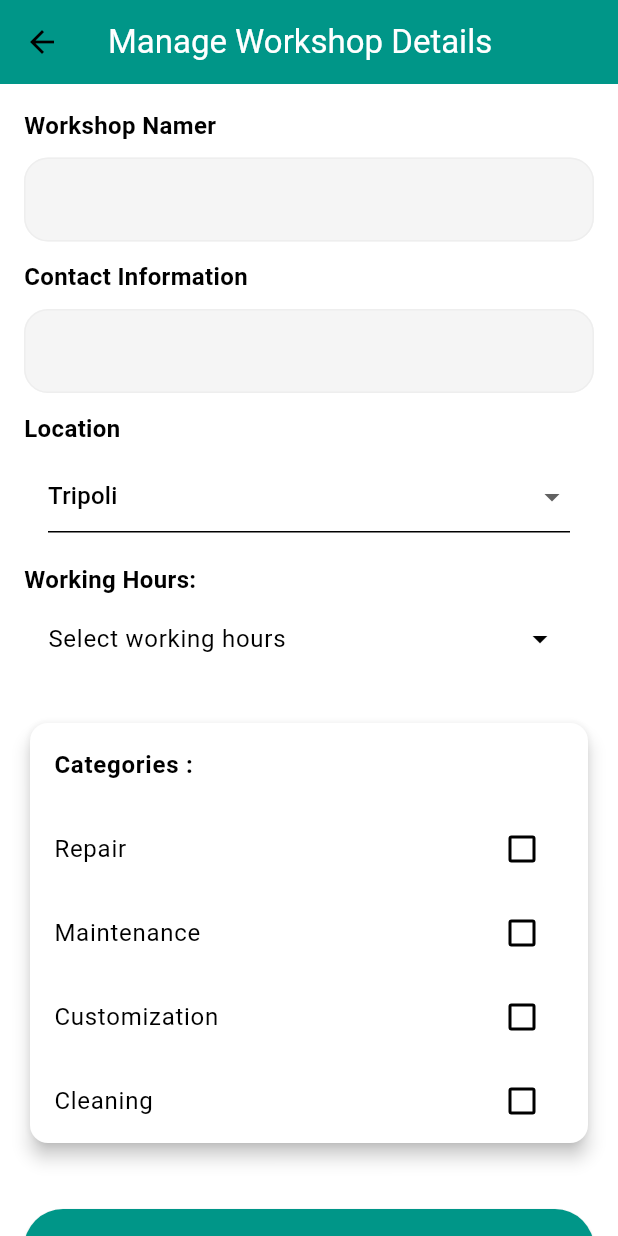
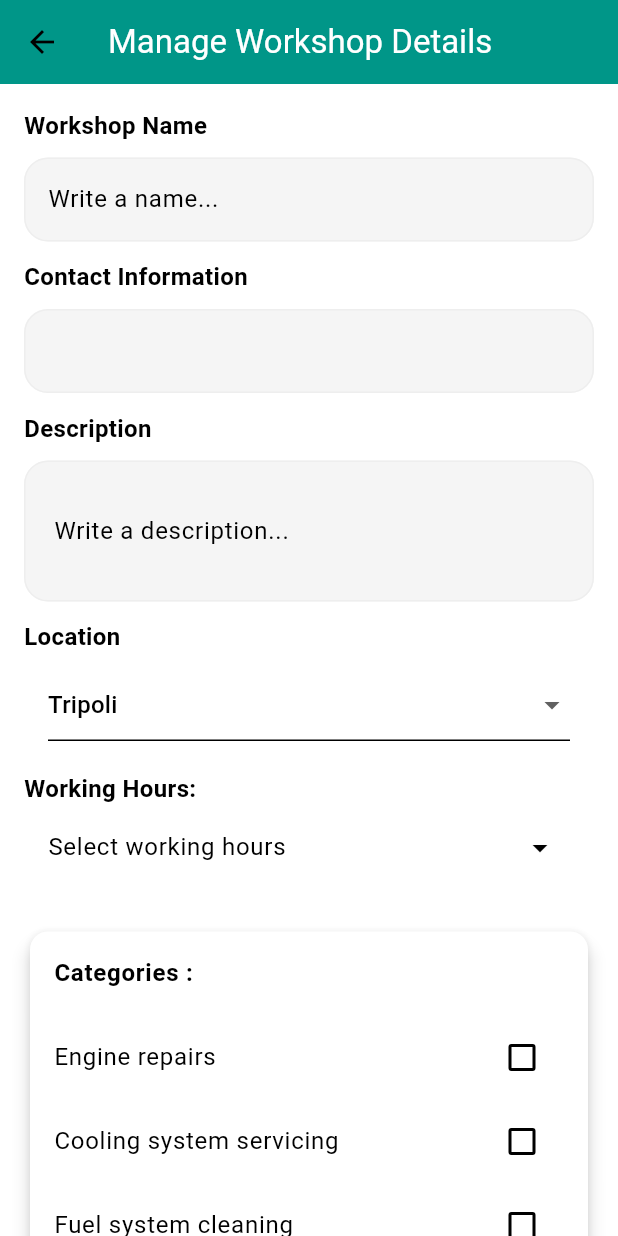
Before and after one commit to ZahreddenZromly/Quadro, a Flutter app: the WorkshopDetailsPage screen opened directly, on a phone screen of 412 x 824 dp. Run offline on Flutter 3.47's test engine with Material 3 defaults, Android fonts, the phone set to English and light mode, and no system bars; our stand-ins replace cloud_firestore, firebase_auth, firebase_core, flutter_rating_bar, google_nav_bar, image_picker and 2 more; missing offline and left inert: flutter_inner_shadow; accounts and stored records are empty.

Commit message:
changes done

```diff
--- a/lib/workshop_user/profile.dart
+++ b/lib/workshop_user/profile.dart
@@ -22,13 +22,15 @@ class _WorkshopDetailsPageState extends State<WorkshopDetailsPage> {
   String selectedWorkingHours = 'Select working hours';
   String additionalInfo = '';
   String selectedAddress = 'Tripoli';
+  String description = '';
   List<String> selectedCategories = [];
   List<String> workingHoursOptions = [
     '9 AM - 5 PM',
     '8 AM - 4 PM',
     '10 AM - 6 PM',
   ];
-  List<String> categoryOptions = ['Repair', 'Maintenance', 'Customization', 'Cleaning'];
+  List<String> categoryOptions = ["Engine repairs",'Cooling system servicing', 'Fuel system cleaning',
+    'Brake pad replacement', 'Electrical system repairs',"Brake system repairs",""];
   List<String> addressOptions = ['Tripoli', 'Benghazi'];
   @override
   Widget build(BuildContext context) {
@@ -42,7 +44,7 @@ class _WorkshopDetailsPageState extends State<WorkshopDetailsPage> {
         child: Column(
           crossAxisAlignment: CrossAxisAlignment.stretch,
           children: [
-            Text("Workshop Namer",
+            Text("Workshop Name",
               style: TextStyle(
                 fontSize: 16,
                 fontWeight: FontWeight.bold
@@ -51,6 +53,7 @@ class _WorkshopDetailsPageState extends State<WorkshopDetailsPage> {
             SizedBox(height: 10,),
             TextField(
                 decoration: InputDecoration(
+                  hintText: 'Write a name...',
                 enabledBorder: OutlineInputBorder(
                     borderRadius: BorderRadius.circular(16),
                 borderSide: BorderSide(color: Colors.grey.shade200),
@@ -79,6 +82,7 @@ class _WorkshopDetailsPageState extends State<WorkshopDetailsPage> {
             SizedBox(height: 10,),
             TextField(
               decoration: InputDecoration(
+
                 enabledBorder: OutlineInputBorder(
                   borderRadius: BorderRadius.circular(16),
                   borderSide: BorderSide(color: Colors.grey.shade200),
@@ -94,6 +98,38 @@ class _WorkshopDetailsPageState extends State<WorkshopDetailsPage> {
               onChanged: (value) {
                 setState(() {
                   contactInfo = value;
+                });
+              },
+            ),
+            SizedBox(height: 12.0),
+            Text("Description",
+              style: TextStyle(
+                  fontSize: 16,
+                  fontWeight: FontWeight.bold
+              ),
+            ),
+            SizedBox(height: 10),
+            TextField(
+              decoration: InputDecoration(
+                contentPadding: EdgeInsets.fromLTRB(16.0, 20.0, 20.0, 50.0),
+                hintText: 'Write a description...',
+
+                enabledBorder: OutlineInputBorder(
+                  borderRadius: BorderRadius.circular(16),
+                  borderSide: BorderSide(color: Colors.grey.shade200),
+                ),
+                focusedBorder:   OutlineInputBorder(
+                  borderRadius: BorderRadius.circular(16),
+                  borderSide: const BorderSide(
+                    color: Colors.white,
+                  ),
+                ),
+                fillColor: Colors.grey[100],
+                filled: true,),
+              maxLines: null, // Allows for multiline input
+              onChanged: (value) {
+                setState(() {
+                  description = value;
                 });
               },
             ),
```
Also changed, not shown: lib/towing_user/availability_page.dart (+2 -13 lines), lib/towing_user/requests.dart (+25 -8 lines), lib/towing_user/towing_cars_owner.dart (+23 -1 lines), lib/workshop_user/appointments.dart (+7 -1 lines).
